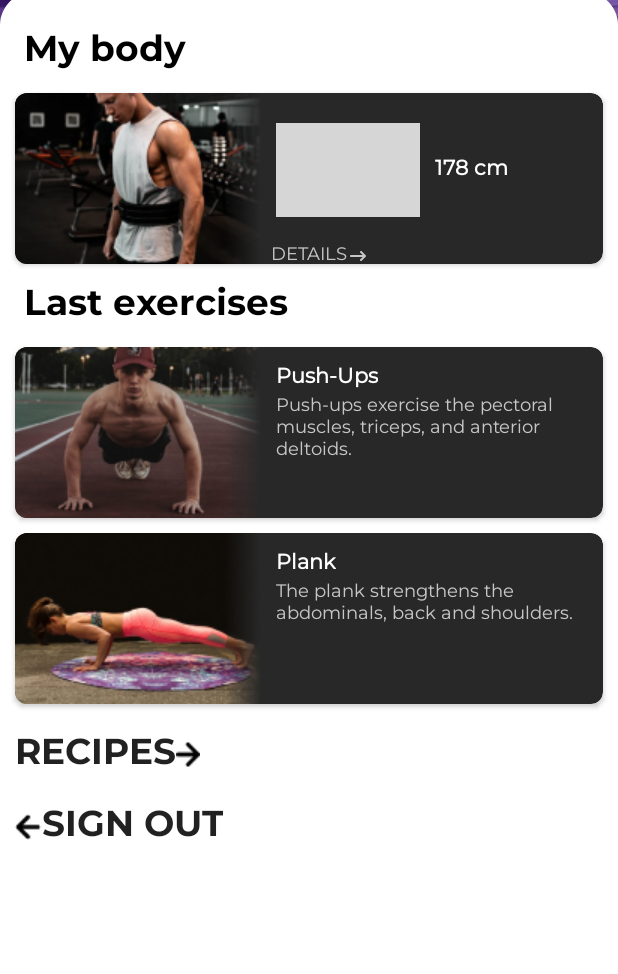
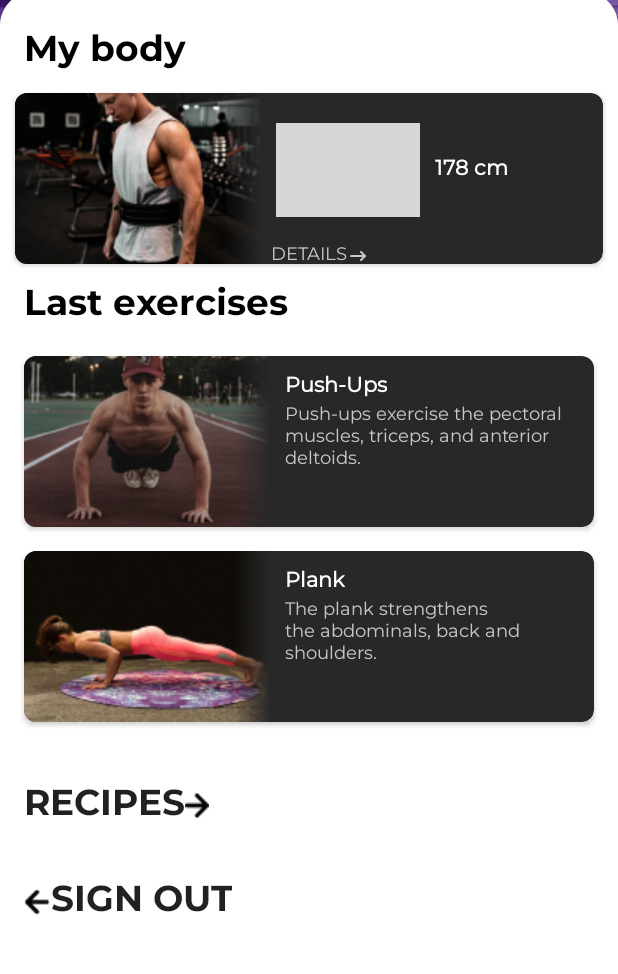
Before and after one commit to smir-ee/PP.01.02-PR318, an Android app: the screen it shows after launch (MainScreen), on a phone screen of 412 x 824 dp, the part 227-1201 px from its top. Run offline under Robolectric (Android 15) with nearby library versions, the phone set to English and light mode, and no system bars; grey boxes are pictures that could not be loaded.

Commit message:
Изменил главное окно и добавил класс для скрытия панели навигации и statusBar

```diff
--- a/app/src/main/AndroidManifest.xml
+++ b/app/src/main/AndroidManifest.xml
@@ -8,6 +8,7 @@
         android:label="@string/app_name"
         android:roundIcon="@drawable/appicon"
         android:supportsRtl="true"
+        android:fitsSystemWindows="true"
         android:theme="@style/Theme.SuperFit">
         <activity android:name=".MainScreen">
             <intent-filter>
--- /dev/null
+++ b/app/src/main/java/com/example/superfit/HideActionBarAndTransparentStatusBar.java
@@ -0,0 +1,19 @@
+package com.example.superfit;
+
+import android.view.View;
+import android.view.Window;
+import android.view.WindowManager;
+
+public class HideActionBarAndTransparentStatusBar {
+
+    public static void hide(Window window){
+        window.setFlags(WindowManager.LayoutParams.FLAG_LAYOUT_NO_LIMITS, WindowManager.LayoutParams.FLAG_LAYOUT_NO_LIMITS);
+
+        int uiOptions = View.SYSTEM_UI_FLAG_IMMERSIVE_STICKY
+                | View.SYSTEM_UI_FLAG_LAYOUT_STABLE
+                | View.SYSTEM_UI_FLAG_LAYOUT_HIDE_NAVIGATION
+                | View.SYSTEM_UI_FLAG_HIDE_NAVIGATION;
+        window.getDecorView().setSystemUiVisibility(uiOptions);
+
+    }
+}
--- a/app/src/main/java/com/example/superfit/MainScreen.java
+++ b/app/src/main/java/com/example/superfit/MainScreen.java
@@ -10,5 +10,6 @@ public class MainScreen extends AppCompatActivity {
     protected void onCreate(Bundle savedInstanceState) {
         super.onCreate(savedInstanceState);
         setContentView(R.layout.activity_main_screen);
+        HideActionBarAndTransparentStatusBar.hide(getWindow());
     }
 }
--- a/app/src/main/res/layout/activity_main_screen.xml
+++ b/app/src/main/res/layout/activity_main_screen.xml
@@ -173,7 +173,7 @@
         </TextView>
 
         <androidx.cardview.widget.CardView
-            android:layout_margin="10dp"
+            android:layout_margin="16dp"
             android:layout_width="match_parent"
             android:layout_height="match_parent"
             app:cardCornerRadius="8dp">
@@ -229,9 +229,9 @@
         </androidx.cardview.widget.CardView>
 
         <androidx.cardview.widget.CardView
-            android:layout_marginStart="10dp"
-            android:layout_marginBottom="10dp"
-            android:layout_marginEnd="10dp"
+            android:layout_marginStart="16dp"
+            android:layout_marginBottom="16dp"
+            android:layout_marginEnd="16dp"
             android:layout_width="match_parent"
             android:layout_height="match_parent"
             app:cardCornerRadius="8dp">
@@ -290,7 +290,7 @@
         <Button
             android:layout_width="wrap_content"
             android:layout_height="wrap_content"
-            android:layout_marginStart="10dp"
+            android:layout_margin="16dp"
             android:textSize="24sp"
             android:background="@color/empty"
             android:drawableEnd="@drawable/arrow_res"
@@ -300,7 +300,7 @@
         <Button
             android:layout_width="wrap_content"
             android:layout_height="wrap_content"
-            android:layout_marginStart="10dp"
+            android:layout_marginStart="16dp"
             android:textSize="24sp"
             android:background="@color/empty"
             android:drawableStart="@drawable/arrow_sign_out"
--- a/app/src/main/res/values/themes.xml
+++ b/app/src/main/res/values/themes.xml
@@ -12,5 +12,6 @@
         <!-- Status bar color. -->
         <item name="android:statusBarColor" tools:targetApi="l">?attr/colorPrimaryVariant</item>
         <!-- Customize your theme here. -->
+        <item name="android:windowTranslucentStatus">true</item>
     </style>
 </resources>
```
